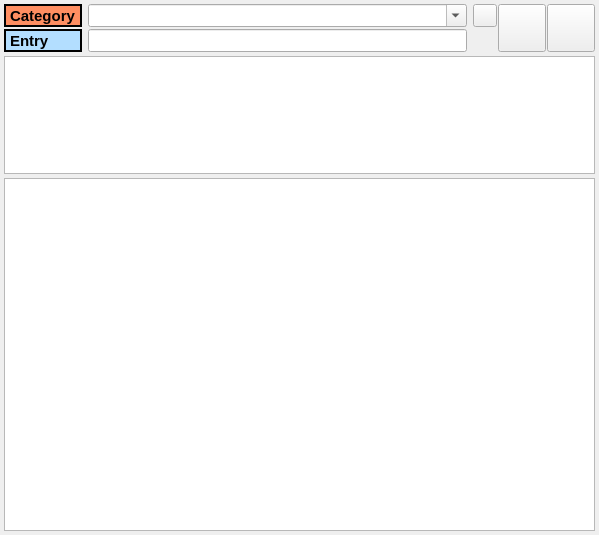
The window that notizenmainwindow.ui (jan-henkel/Notes) describes before a commit, drawn with Qt 5.
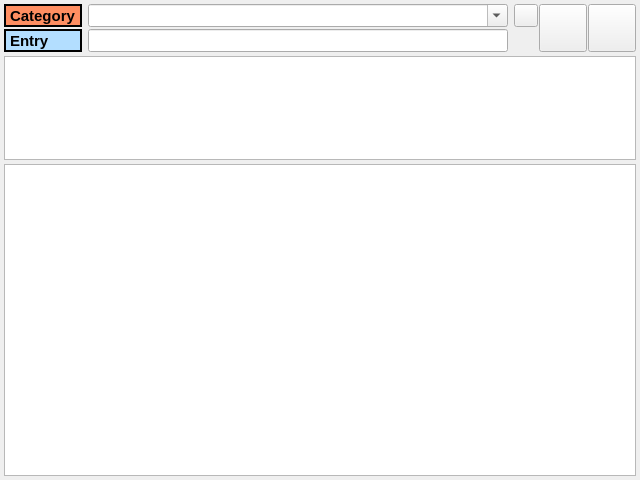
The same window after the commit. Icons and pictures are not drawn.

Patch:
```diff
--- a/notizenmainwindow.ui
+++ b/notizenmainwindow.ui
@@ -9,8 +9,8 @@
    <rect>
     <x>0</x>
     <y>0</y>
-    <width>599</width>
-    <height>535</height>
+    <width>640</width>
+    <height>480</height>
    </rect>
   </property>
   <property name="windowTitle">
@@ -195,6 +195,25 @@
         </item>
        </layout>
       </item>
+      <item>
+       <widget class="QPushButton" name="decryptPushButton">
+        <property name="minimumSize">
+         <size>
+          <width>48</width>
+          <height>48</height>
+         </size>
+        </property>
+        <property name="maximumSize">
+         <size>
+          <width>48</width>
+          <height>48</height>
+         </size>
+        </property>
+        <property name="text">
+         <string/>
+        </property>
+       </widget>
+      </item>
       <item>
        <widget class="QPushButton" name="printPushButton">
         <property name="enabled">
@@ -233,25 +252,6 @@
         </property>
        </widget>
       </item>
-      <item>
-       <widget class="QPushButton" name="decryptPushButton">
-        <property name="minimumSize">
-         <size>
-          <width>48</width>
-          <height>48</height>
-         </size>
-        </property>
-        <property name="maximumSize">
-         <size>
-          <width>48</width>
-          <height>48</height>
-         </size>
-        </property>
-        <property name="text">
-         <string/>
-        </property>
-       </widget>
-      </item>
      </layout>
     </item>
     <item>
```
Left out of the diff: 2 changed lines with no effect on the pictures.
